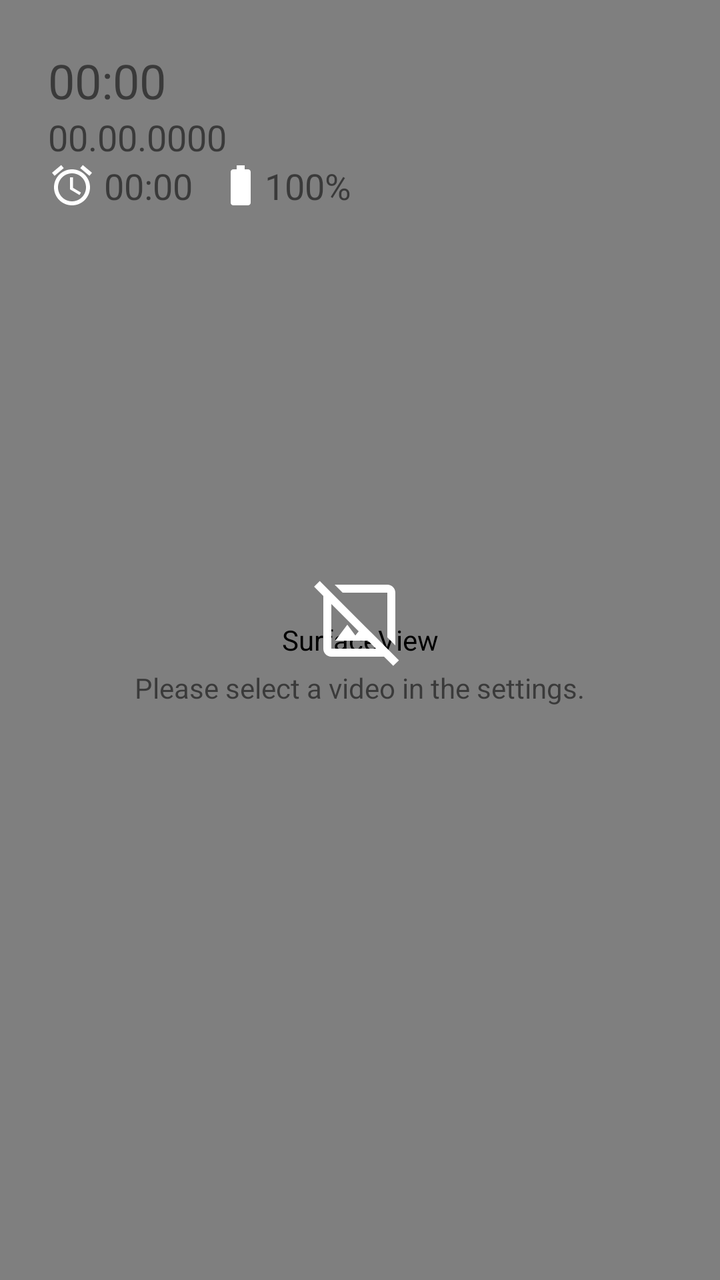
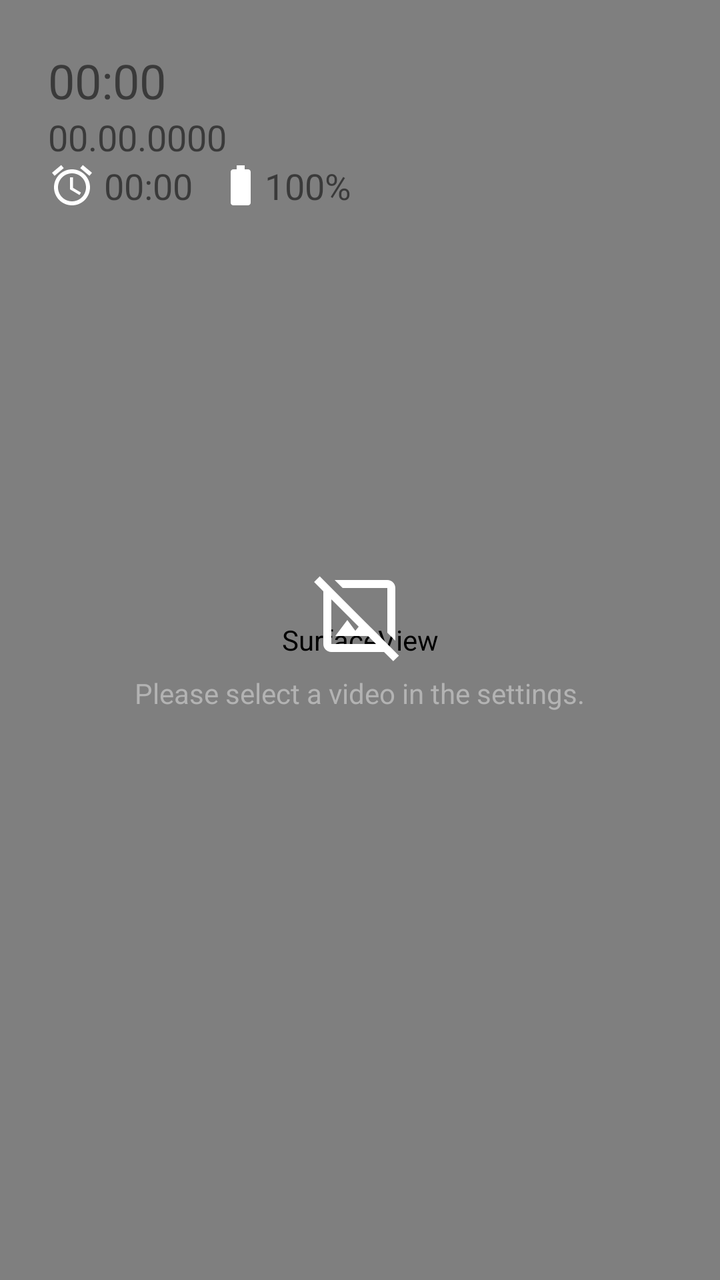

The first picture is an Android layout as it rendered before a commit; the second is the same layout after the commit. The layout source and the unified diff follow.
<!-- AndroidManifest.xml: application theme Theme.VideoScreensaver -->
<!-- res/layout/view_screensaver.xml -->
<?xml version="1.0" encoding="utf-8"?>
<RelativeLayout xmlns:android="http://schemas.android.com/apk/res/android"
    xmlns:app="http://schemas.android.com/apk/res-auto"
    android:layout_width="match_parent"
    android:layout_height="match_parent">

    <SurfaceView
        android:id="@+id/surfaceViewMain"
        android:layout_centerInParent="true"
        android:layout_width="match_parent"
        android:layout_height="match_parent" />

    <LinearLayout
        android:id="@+id/linearLayoutClockDate"
        android:orientation="vertical"
        android:layout_width="wrap_content"
        android:layout_height="wrap_content"
        android:padding="24dp">
        <TextView
            android:id="@+id/textViewClock"
            android:layout_width="wrap_content"
            android:layout_height="wrap_content"
            android:textSize="24dp"
            android:text="00:00" />
        <TextView
            android:id="@+id/textViewDate"
            android:layout_width="wrap_content"
            android:layout_height="wrap_content"
            android:textSize="18dp"
            android:text="00.00.0000" />

        <LinearLayout
            android:id="@+id/linearLayoutBottomBar"
            android:layout_width="wrap_content"
            android:layout_height="wrap_content"
            android:layout_gravity="bottom|center_horizontal"
            android:layout_marginBottom="0dp"
            android:showDividers="middle"
            android:divider="@drawable/divider_statusbar"
            android:orientation="horizontal">
            <LinearLayout
                android:id="@+id/linearLayoutAlarm"
                android:layout_width="wrap_content"
                android:layout_height="wrap_content"
                android:layout_gravity="center_vertical"
                android:orientation="horizontal">
                <ImageView
                    android:id="@+id/imageViewAlarm"
                    android:layout_width="wrap_content"
                    android:layout_height="wrap_content"
                    android:layout_gravity="center"
                    android:layout_marginEnd="4dp"
                    app:srcCompat="@drawable/ic_alarm_white_24dp" />
                <TextView
                    android:id="@+id/textViewAlarm"
                    android:layout_width="wrap_content"
                    android:layout_height="wrap_content"
                    android:layout_gravity="center"
                    android:gravity="center"
                    android:text="00:00"
                    android:textSize="18dp" />
            </LinearLayout>

            <LinearLayout
                android:id="@+id/linearLayoutBattery"
                android:layout_width="wrap_content"
                android:layout_height="wrap_content"
                android:layout_gravity="center_vertical"
                android:orientation="horizontal">
                <ImageView
                    android:id="@+id/imageViewBattery"
                    android:layout_width="wrap_content"
                    android:layout_height="wrap_content"
                    android:layout_gravity="center"
                    app:srcCompat="@drawable/ic_battery_full_white_24dp" />
                <TextView
                    android:id="@+id/textViewBattery"
                    android:layout_width="wrap_content"
                    android:layout_height="wrap_content"
                    android:layout_gravity="center"
                    android:gravity="center"
                    android:text="100%"
                    android:textSize="18dp" />
            </LinearLayout>
        </LinearLayout>
    </LinearLayout>

    <LinearLayout
        android:id="@+id/linearLayoutNoVideo"
        android:orientation="vertical"
        android:layout_width="wrap_content"
        android:layout_height="wrap_content"
        android:layout_centerHorizontal="true"
        android:layout_centerVertical="true">
        <ImageView
            android:layout_width="wrap_content"
            android:layout_height="wrap_content"
            android:layout_gravity="center"
            app:srcCompat="@drawable/outline_image_not_supported_48" />
        <TextView
            android:layout_width="wrap_content"
            android:layout_height="wrap_content"
            android:text="@string/please_select_a_video_in_the_settings" />
    </LinearLayout>

</RelativeLayout>
<!-- resources referenced by this layout -->
<resources>
  <!-- drawable divider_statusbar (drawable) -->
  <?xml version="1.0" encoding="utf-8"?>
  <shape xmlns:android="http://schemas.android.com/apk/res/android">
      <size
          android:height="0dp"
          android:width="12dp" />
  </shape>
  <!-- drawable ic_alarm_white_24dp (drawable) -->
  <vector android:height="24dp" android:tint="#FFFFFF"
      android:viewportHeight="24" android:viewportWidth="24"
      android:width="24dp" xmlns:android="http://schemas.android.com/apk/res/android">
      <path android:fillColor="@android:color/white" android:pathData="M22,5.72l-4.6,-3.86 -1.29,1.53 4.6,3.86L22,5.72zM7.88,3.39L6.6,1.86 2,5.71l1.29,1.53 4.59,-3.85zM12.5,8L11,8v6l4.75,2.85 0.75,-1.23 -4,-2.37L12.5,8zM12,4c-4.97,0 -9,4.03 -9,9s4.02,9 9,9c4.97,0 9,-4.03 9,-9s-4.03,-9 -9,-9zM12,20c-3.87,0 -7,-3.13 -7,-7s3.13,-7 7,-7 7,3.13 7,7 -3.13,7 -7,7z"/>
  </vector>
  <!-- drawable ic_battery_full_white_24dp (drawable) -->
  <vector android:height="24dp" android:tint="#FFFFFF"
      android:viewportHeight="24.0" android:viewportWidth="24.0"
      android:width="24dp" xmlns:android="http://schemas.android.com/apk/res/android">
      <path android:fillColor="#FF000000" android:pathData="M15.67,4H14V2h-4v2H8.33C7.6,4 7,4.6 7,5.33v15.33C7,21.4 7.6,22 8.33,22h7.33c0.74,0 1.34,-0.6 1.34,-1.33V5.33C17,4.6 16.4,4 15.67,4z"/>
  </vector>
  <!-- drawable outline_image_not_supported_48 (drawable) -->
  <vector xmlns:android="http://schemas.android.com/apk/res/android" android:height="48dp" android:tint="#FFFFFF" android:viewportHeight="24" android:viewportWidth="24" android:width="48dp">
        
      <path android:fillColor="@android:color/white" android:pathData="M21.9,21.9l-6.1,-6.1l-2.69,-2.69l0,0L5,5l0,0L3.59,3.59l0,0L2.1,2.1L0.69,3.51L3,5.83V19c0,1.1 0.9,2 2,2h13.17l2.31,2.31L21.9,21.9zM5,19V7.83l6.84,6.84L11,15.72L9,13l-3,4h8.17l2,2H5zM7.83,5l-2,-2H19c1.1,0 2,0.9 2,2v13.17l-2,-2V5H7.83z"/>
      
  </vector>
  <string name="please_select_a_video_in_the_settings">Please select a video in the settings.</string>
  <style name="Theme.VideoScreensaver" parent="Base.Theme.VideoScreensaver" />
  <style name="Base.Theme.VideoScreensaver" parent="Theme.AppCompat.DayNight">
          <item name="colorPrimary">@color/primary</item>
          <item name="colorPrimaryDark">@color/primary</item>
          <item name="colorAccent">@color/primary</item>
  
          
          <item name="windowActionBar">false</item>
          <item name="windowNoTitle">true</item>
      </style>
  <color name="primary">#4FAA5E</color>
</resources>

<!-- the commit's change to res/layout/view_screensaver.xml (unified diff, before → after) -->
@@ -100,6 +100,8 @@
         <TextView
             android:layout_width="wrap_content"
             android:layout_height="wrap_content"
+            android:layout_marginTop="5dp"
+            android:textColor="@color/errorText"
             android:text="@string/please_select_a_video_in_the_settings" />
     </LinearLayout>
 
<!-- resource entries referenced after the edit -->
@@ -1,5 +1,6 @@
 <!-- resources referenced by this layout -->
 <resources>
+  <color name="errorText">#B3B3B3</color>
   <!-- drawable divider_statusbar (drawable) -->
   <?xml version="1.0" encoding="utf-8"?>
   <shape xmlns:android="http://schemas.android.com/apk/res/android">
